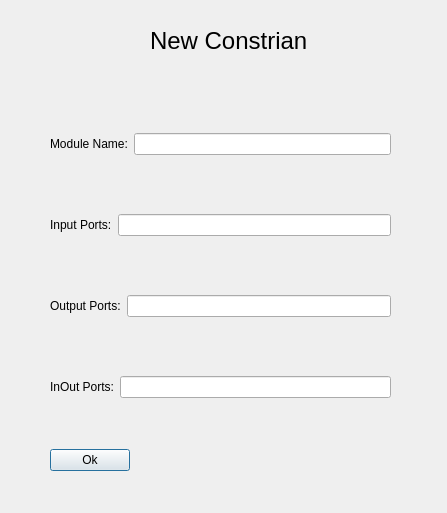
Before: the Qt Designer form src/eda_qt/new_constrain.ui in youks3/youks3, drawn with Qt 5.
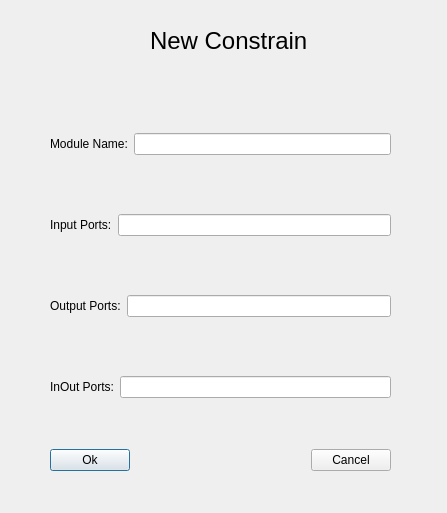
After: the same form once the commit is applied.

```diff
--- a/src/eda_qt/new_constrain.ui
+++ b/src/eda_qt/new_constrain.ui
@@ -43,6 +43,13 @@
       </property>
      </spacer>
     </item>
+    <item>
+     <widget class="QPushButton" name="pushButton_cancel">
+      <property name="text">
+       <string>Cancel</string>
+      </property>
+     </widget>
+    </item>
    </layout>
   </widget>
   <widget class="QLabel" name="label_2">
@@ -60,7 +67,7 @@
     </font>
    </property>
    <property name="text">
-    <string>New Constrian</string>
+    <string>New Constrain</string>
    </property>
   </widget>
   <widget class="QWidget" name="verticalLayoutWidget">
```
Left out of the diff: 2 changed lines with no effect on the pictures.
